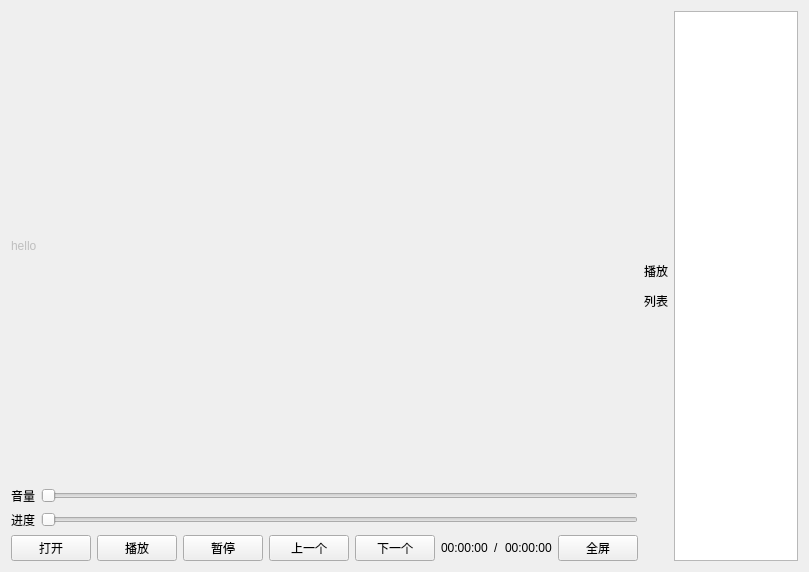
Qt form widget.ui (hongzhe12/QtVedio) before a commit.
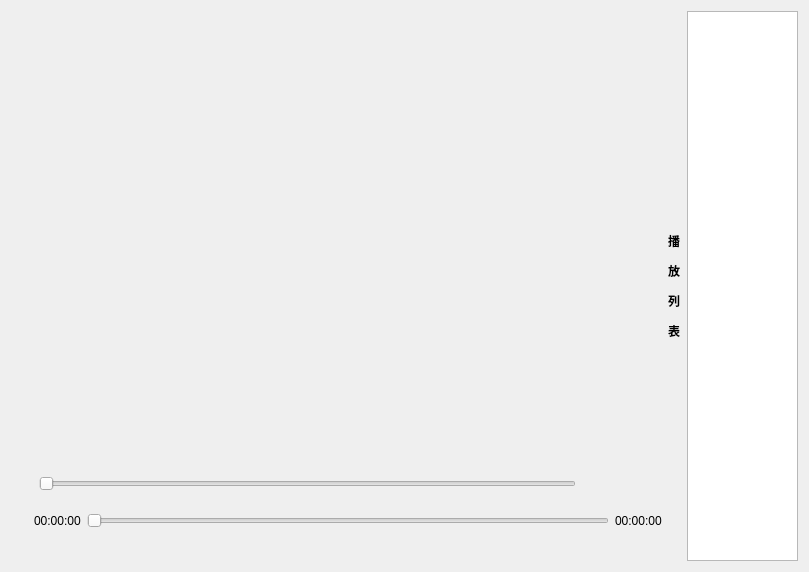
The same form after that commit. Icons and pictures are not drawn. Custom widgets are drawn as their Qt base class.

The edit to the form file:
```diff
--- a/widget.ui
+++ b/widget.ui
@@ -15,7 +15,7 @@
   </property>
   <layout class="QHBoxLayout" name="horizontalLayout_5" stretch="0">
    <item>
-    <layout class="QHBoxLayout" name="horizontalLayout_6" stretch="4,1">
+    <layout class="QHBoxLayout" name="horizontalLayout_6" stretch="5,1">
      <item>
       <layout class="QVBoxLayout" name="verticalLayout" stretch="1,0,0,0">
        <item>
@@ -23,11 +23,14 @@
          <property name="enabled">
           <bool>false</bool>
          </property>
+         <property name="autoFillBackground">
+          <bool>false</bool>
+         </property>
          <property name="styleSheet">
           <string notr="true"/>
          </property>
          <property name="text">
-          <string>hello</string>
+          <string/>
          </property>
         </widget>
        </item>
@@ -35,8 +38,23 @@
         <layout class="QHBoxLayout" name="horizontalLayout_3">
          <item>
           <widget class="QLabel" name="label_2">
+           <property name="enabled">
+            <bool>false</bool>
+           </property>
+           <property name="font">
+            <font>
+             <family>宋体</family>
+             <pointsize>20</pointsize>
+             <weight>50</weight>
+             <italic>false</italic>
+             <bold>false</bold>
+            </font>
+           </property>
+           <property name="styleSheet">
+            <string notr="true">image: url(:/voice.png);</string>
+           </property>
            <property name="text">
-            <string>音量</string>
+            <string>   </string>
            </property>
           </widget>
          </item>
@@ -47,14 +65,56 @@
            </property>
           </widget>
          </item>
+         <item>
+          <widget class="QPushButton" name="btn_open">
+           <property name="font">
+            <font>
+             <pointsize>20</pointsize>
+            </font>
+           </property>
+           <property name="text">
+            <string/>
+           </property>
+           <property name="icon">
+            <iconset resource="images.qrc">
+             <normaloff>:/open.png</normaloff>:/open.png</iconset>
+           </property>
+           <property name="iconSize">
+            <size>
+             <width>40</width>
+             <height>40</height>
+            </size>
+           </property>
+           <property name="flat">
+            <bool>true</bool>
+           </property>
+          </widget>
+         </item>
         </layout>
        </item>
        <item>
         <layout class="QHBoxLayout" name="horizontalLayout_2">
          <item>
           <widget class="QLabel" name="label_4">
+           <property name="font">
+            <font>
+             <pointsize>15</pointsize>
+             <weight>50</weight>
+             <bold>false</bold>
+            </font>
+           </property>
+           <property name="styleSheet">
+            <string notr="true">image: url(:/progress.png);</string>
+           </property>
            <property name="text">
-            <string>进度</string>
+            <string>   </string>
+           </property>
+          </widget>
+         </item>
+         <item>
+          <widget class="QLabel" name="label_ct">
+           <property name="text">
+            <string>00:00:00</string>
            </property>
           </widget>
          </item>
@@ -65,96 +125,141 @@
            </property>
           </widget>
          </item>
+         <item>
+          <widget class="QLabel" name="label_all_time">
+           <property name="text">
+            <string>00:00:00</string>
+           </property>
+          </widget>
+         </item>
         </layout>
        </item>
        <item>
         <layout class="QHBoxLayout" name="horizontalLayout">
-         <item>
-          <widget class="QPushButton" name="btn_open">
-           <property name="text">
-            <string>打开</string>
-           </property>
-          </widget>
-         </item>
-         <item>
-          <widget class="QPushButton" name="btn_start">
-           <property name="text">
-            <string>播放</string>
-           </property>
-          </widget>
-         </item>
-         <item>
-          <widget class="QPushButton" name="btn_stop">
-           <property name="text">
-            <string>暂停</string>
-           </property>
-          </widget>
-         </item>
          <item>
           <widget class="QPushButton" name="btn_ht">
+           <property name="styleSheet">
+            <string notr="true">border:None;</string>
+           </property>
            <property name="text">
-            <string>上一个</string>
+            <string/>
+           </property>
+           <property name="icon">
+            <iconset resource="images.qrc">
+             <normaloff>:/24gf-previousCircle.png</normaloff>:/24gf-previousCircle.png</iconset>
+           </property>
+           <property name="iconSize">
+            <size>
+             <width>40</width>
+             <height>40</height>
+            </size>
+           </property>
+           <property name="checkable">
+            <bool>true</bool>
+           </property>
+           <property name="autoExclusive">
+            <bool>true</bool>
            </property>
           </widget>
          </item>
          <item>
           <widget class="QPushButton" name="btn_qj">
+           <property name="styleSheet">
+            <string notr="true">border:None;</string>
+           </property>
            <property name="text">
-            <string>下一个</string>
+            <string/>
            </property>
+           <property name="icon">
+            <iconset resource="images.qrc">
+             <normaloff>:/24gf-nextCircle.png</normaloff>:/24gf-nextCircle.png</iconset>
+           </property>
+           <property name="iconSize">
+            <size>
+             <width>40</width>
+             <height>40</height>
+            </size>
+           </property>
+           <property name="checkable">
+            <bool>true</bool>
+           </property>
+           <property name="autoExclusive">
+            <bool>true</bool>
+           </property>
           </widget>
          </item>
          <item>
-          <widget class="QLabel" name="label_ct">
+          <widget class="QPushButton" name="btn_start">
+           <property name="styleSheet">
+            <string notr="true">border:None;</string>
+           </property>
            <property name="text">
-            <string>00:00:00</string>
+            <string/>
            </property>
-          </widget>
-         </item>
-         <item>
-          <spacer name="horizontalSpacer">
-           <property name="orientation">
-            <enum>Qt::Horizontal</enum>
+           <property name="icon">
+            <iconset resource="images.qrc">
+             <normaloff>:/play.png</normaloff>:/play.png</iconset>
            </property>
-           <property name="sizeHint" stdset="0">
+           <property name="iconSize">
             <size>
              <width>40</width>
-             <height>20</height>
+             <height>40</height>
             </size>
            </property>
-          </spacer>
-         </item>
-         <item>
-          <widget class="QLabel" name="label_3">
-           <property name="text">
-            <string>/</string>
+           <property name="checkable">
+            <bool>true</bool>
            </property>
           </widget>
          </item>
          <item>
-          <spacer name="horizontalSpacer_2">
-           <property name="orientation">
-            <enum>Qt::Horizontal</enum>
+          <widget class="QPushButton" name="btn_stop">
+           <property name="styleSheet">
+            <string notr="true">border:None;</string>
            </property>
-           <property name="sizeHint" stdset="0">
+           <property name="text">
+            <string/>
+           </property>
+           <property name="icon">
+            <iconset resource="images.qrc">
+             <normaloff>:/pause.png</normaloff>:/pause.png</iconset>
+           </property>
+           <property name="iconSize">
             <size>
              <width>40</width>
-             <height>20</height>
+             <height>40</height>
             </size>
            </property>
-          </spacer>
-         </item>
-         <item>
-          <widget class="QLabel" name="label_all_time">
-           <property name="text">
-            <string>00:00:00</string>
+           <property name="checkable">
+            <bool>true</bool>
+           </property>
+           <property name="autoExclusive">
+            <bool>true</bool>
            </property>
           </widget>
          </item>
          <item>
           <widget class="QPushButton" name="btn_fullshow">
            <property name="text">
-            <string>全屏</string>
+            <string/>
+           </property>
+           <property name="icon">
+            <iconset resource="images.qrc">
+             <normaloff>:/24gf-fullScreenEnter.png</normaloff>:/24gf-fullScreenEnter.png</iconset>
+           </property>
+           <property name="iconSize">
+            <size>
+             <width>40</width>
+             <height>40</height>
+            </size>
+           </property>
+           <property name="checkable">
+            <bool>true</bool>
+           </property>
+           <property name="autoExclusive">
+            <bool>true</bool>
+           </property>
+           <property name="flat">
+            <bool>true</bool>
            </property>
           </widget>
          </item>
@@ -166,8 +271,18 @@
       <layout class="QHBoxLayout" name="horizontalLayout_4">
        <item>
         <widget class="QLabel" name="label_5">
+         <property name="font">
+          <font>
+           <weight>75</weight>
+           <italic>false</italic>
+           <bold>true</bold>
+          </font>
+         </property>
+         <property name="styleSheet">
+          <string notr="true"/>
+         </property>
          <property name="text">
-          <string>&lt;html&gt;&lt;head/&gt;&lt;body&gt;&lt;p&gt;播放&lt;/p&gt;&lt;p&gt;列表&lt;/p&gt;&lt;/body&gt;&lt;/html&gt;</string>
+          <string>&lt;html&gt;&lt;head/&gt;&lt;body&gt;&lt;p&gt;播&lt;/p&gt;&lt;p&gt;放&lt;/p&gt;&lt;p&gt;列&lt;/p&gt;&lt;p&gt;表&lt;/p&gt;&lt;/body&gt;&lt;/html&gt;</string>
          </property>
         </widget>
        </item>
```
Left out of the diff: 13 changed lines with no effect on the pictures.
